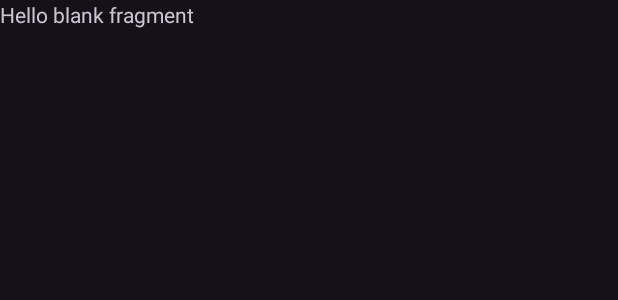
After one commit to damianjasinski/TodoApp, an Android app: the layout fragment_edit_task.xml on its own in the app's theme, with its tools: preview values and no code run, on a phone screen of 412 x 824 dp. The commit adds this screen. Shown: the top 300 px of the screen. Run offline under Robolectric (Android 15) with nearby library versions, the phone set to English and light mode, and no system bars.

Commit message:
Add edit task fragment ( not working yet)

```diff
--- a/app/build.gradle
+++ b/app/build.gradle
@@ -3,6 +3,7 @@ buildscript {
         mavenCentral()
     }
     dependencies {
+        classpath "androidx.navigation:navigation-safe-args-gradle-plugin:2.5.1"
         classpath "io.realm:realm-gradle-plugin:10.11.0"
     }
 }
@@ -11,6 +12,7 @@ plugins {
     id 'com.android.application'
 }
 
+apply plugin: 'androidx.navigation.safeargs'
 apply plugin: "realm-android"
 
 android {
--- a/app/src/main/java/com/example/weather/todoapp/fragments/AddTaskFragment.java
+++ b/app/src/main/java/com/example/weather/todoapp/fragments/AddTaskFragment.java
@@ -137,9 +137,9 @@ public class AddTaskFragment extends Fragment {
                 //select time
                 MaterialTimePicker timePicker =
                         new MaterialTimePicker.Builder()
-                                .setTimeFormat(TimeFormat.CLOCK_12H)
+                                .setTimeFormat(TimeFormat.CLOCK_24H)
                                 .setHour(12)
-                                .setMinute(10)
+                                .setMinute(00)
                                 .setInputMode(MaterialTimePicker.INPUT_MODE_KEYBOARD)
                                 .build();
                 timePicker.show(requireActivity().getSupportFragmentManager(), "tag");
--- a/app/src/main/java/com/example/weather/todoapp/fragments/TasksFragment.java
+++ b/app/src/main/java/com/example/weather/todoapp/fragments/TasksFragment.java
@@ -70,7 +70,6 @@ public class TasksFragment extends Fragment {
         binding.tasksRv.setAdapter(adapter);
 
         AddTaskBtnInit(root);
-
         return root;
     }
 
--- a/app/src/main/java/com/example/weather/todoapp/models/Task.java
+++ b/app/src/main/java/com/example/weather/todoapp/models/Task.java
@@ -31,6 +31,10 @@ public class Task extends RealmObject {
 
     public Task() {
 
+    }
+
+    public Long getId() {
+        return id;
     }
 
     public String getTitle() {
--- a/app/src/main/java/com/example/weather/todoapp/notification/NotificationScheduler.java
+++ b/app/src/main/java/com/example/weather/todoapp/notification/NotificationScheduler.java
@@ -17,7 +17,8 @@ public class NotificationScheduler {
         PendingIntent pendingIntent = PendingIntent.getBroadcast(activity, 0, notificationIntent, PendingIntent.FLAG_UPDATE_CURRENT);
         AlarmManager alarmManager = (AlarmManager) activity.getSystemService(Context.ALARM_SERVICE);
         assert alarmManager != null;
-        alarmManager.setExactAndAllowWhileIdle(AlarmManager.RTC_WAKEUP, epochTime * 1000, pendingIntent);
+        //trigger 1h before
+        alarmManager.setExactAndAllowWhileIdle(AlarmManager.RTC_WAKEUP, (epochTime - 3600) * 1000, pendingIntent);
         Log.i("Notification", "scheduled with id: " + notificationId + "epoch time is: " + epochTime );
     }
 }
--- /dev/null
+++ b/app/src/main/res/layout/fragment_edit_task.xml
@@ -0,0 +1,14 @@
+<?xml version="1.0" encoding="utf-8"?>
+<FrameLayout xmlns:android="http://schemas.android.com/apk/res/android"
+    xmlns:tools="http://schemas.android.com/tools"
+    android:layout_width="match_parent"
+    android:layout_height="match_parent"
+    tools:context=".fragments.EditTaskFragment">
+
+    <!-- TODO: Update blank fragment layout -->
+    <TextView
+        android:layout_width="match_parent"
+        android:layout_height="match_parent"
+        android:text="@string/hello_blank_fragment" />
+
+</FrameLayout>
```
Also changed, not shown: app/src/main/java/com/example/weather/todoapp/adapters/RvAdapter.java (+18 -3 lines), app/src/main/java/com/example/weather/todoapp/fragments/EditTaskFragment.java (added, +31 -0 lines), app/src/main/java/com/example/weather/todoapp/view_models/EditTaskViewModel.java (added, +16 -0 lines), app/src/main/res/navigation/nav_graph.xml (+13 -0 lines).
